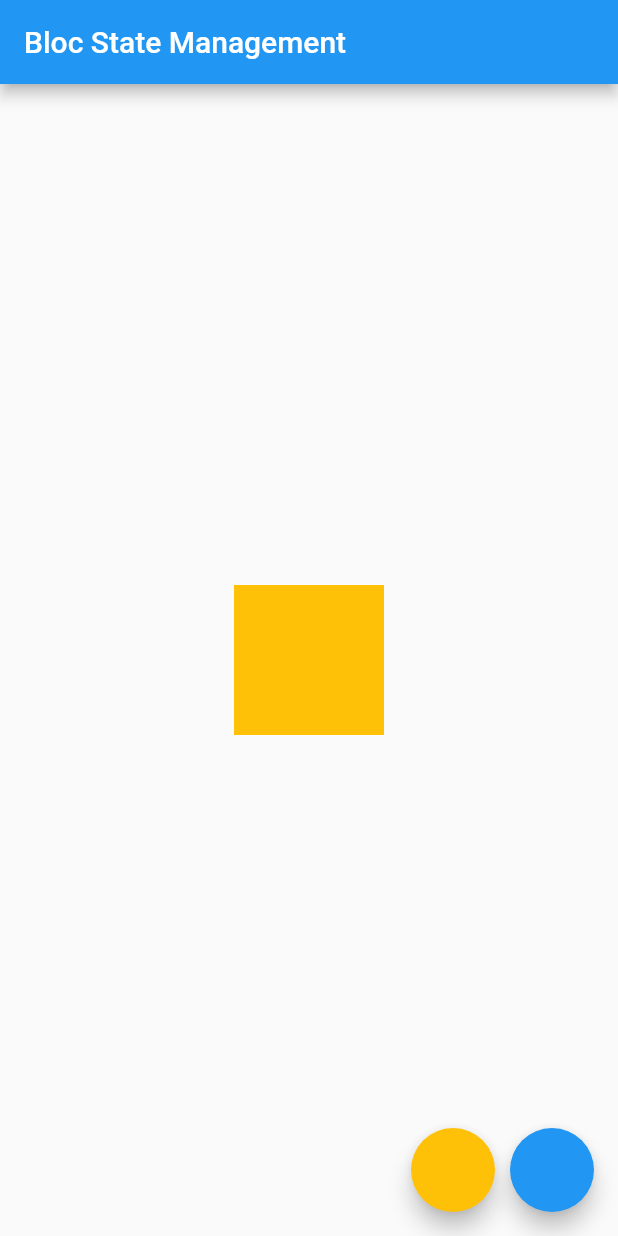
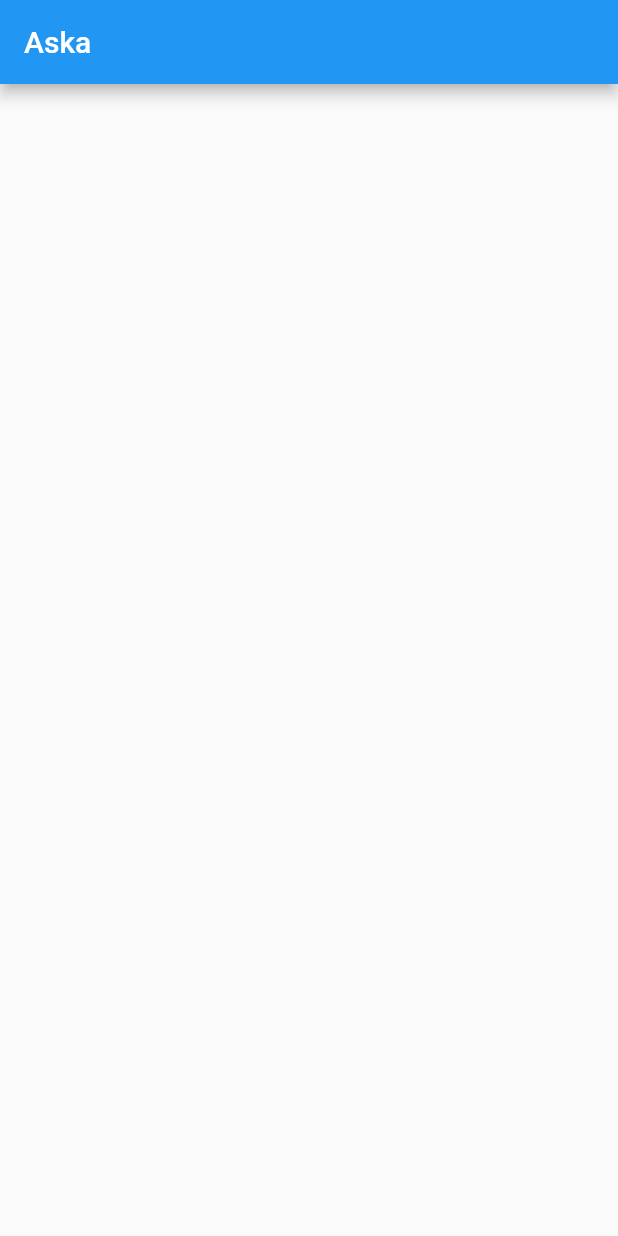
Before and after one commit to askaerlangga/belajar_flutter_dasar, a Flutter app: the screen it shows after launch, on a phone screen of 412 x 824 dp. Run offline on Flutter 3.47's test engine with Material 2 defaults, Android fonts, the phone set to English and light mode, and no system bars.

```diff
--- a/lib/color_bloc.dart
+++ /dev/null
@@ -1,33 +0,0 @@
-import 'dart:async';
-
-import 'package:flutter/material.dart';
-
-enum ColorEvent { to_amber, to_blue }
-
-class ColorBloc {
-  Color _color = Colors.amber;
-
-  StreamController<ColorEvent> _eventController =
-      StreamController<ColorEvent>();
-  StreamSink<ColorEvent> get eventSink => _eventController.sink;
-
-  StreamController<Color> _stateController = StreamController<Color>();
-  StreamSink<Color> get _stateSink => _stateController.sink;
-  Stream<Color> get stateStream => _stateController.stream;
-
-  void _mapEventToState(ColorEvent colorEvent) {
-    (colorEvent == ColorEvent.to_amber)
-        ? _color = Colors.amber
-        : _color = Colors.blue;
-    _stateSink.add(_color);
-  }
-
-  ColorBloc() {
-    _eventController.stream.listen(_mapEventToState);
-  }
-
-  void dispose() {
-    _eventController.close();
-    _stateController.close();
-  }
-}
--- a/lib/main.dart
+++ b/lib/main.dart
@@ -1,62 +1,21 @@
-import 'package:belajar_flutter_dasar/color_bloc.dart';
+import 'package:belajar_flutter_dasar/person.dart';
 import 'package:flutter/material.dart';
 
 void main() {
   runApp(const MyApp());
 }
 
-class MyApp extends StatefulWidget {
+Person person1 = Person('Aska', 'Serang');
+
+class MyApp extends StatelessWidget {
   const MyApp({Key? key}) : super(key: key);
-
-  @override
-  State<MyApp> createState() => _MyAppState();
-}
-
-class _MyAppState extends State<MyApp> {
-  @override
-  void dispose() {
-    bloc.dispose();
-    super.dispose();
-  }
-
-  ColorBloc bloc = ColorBloc();
   @override
   Widget build(BuildContext context) {
     return MaterialApp(
       home: Scaffold(
-        floatingActionButton:
-            Row(mainAxisAlignment: MainAxisAlignment.end, children: [
-          FloatingActionButton(
-              backgroundColor: Colors.amber,
-              onPressed: () {
-                bloc.eventSink.add(ColorEvent.to_amber);
-              }),
-          SizedBox(
-            width: 10,
-          ),
-          FloatingActionButton(
-              backgroundColor: Colors.blue,
-              onPressed: () {
-                bloc.eventSink.add(ColorEvent.to_blue);
-              })
-        ]),
-        appBar: AppBar(
-          title: Text('Bloc State Management'),
-        ),
-        body: Center(
-            child: StreamBuilder(
-          stream: bloc.stateStream,
-          initialData: Colors.amber,
-          builder: (context, AsyncSnapshot<Color> snapshot) {
-            return AnimatedContainer(
-              width: 100,
-              height: 100,
-              color: snapshot.data,
-              duration: Duration(milliseconds: 500),
-            );
-          },
-        )),
-      ),
+          appBar: AppBar(
+        title: Text(person1.name),
+      )),
     );
   }
 }
```
Also changed, not shown: lib/person.dart (added, +12 -0 lines).
